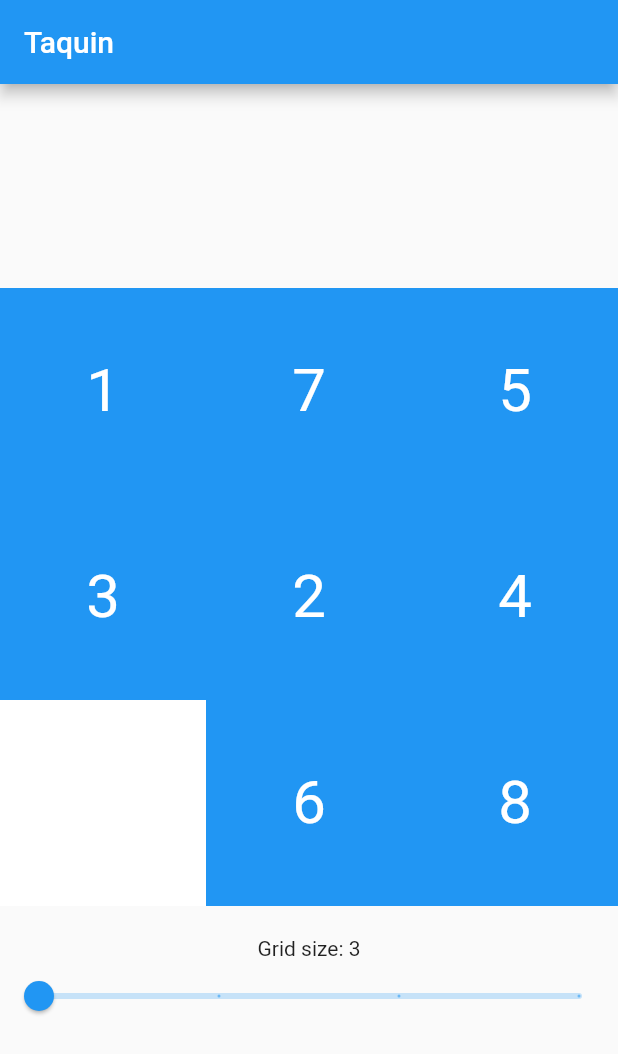
After one commit to gourdiercamille/uv-amse, a Flutter app: the TaquinHomePage screen opened directly, on a phone screen of 412 x 824 dp. The commit adds this screen. Shown: the top 1054 px of the screen. Run offline on Flutter 3.47's test engine with Material 2 defaults, Android fonts, the phone set to English and light mode, and no system bars.

Commit message:
2 mars travail avec benjamin

```diff
--- /dev/null
+++ b/tp2/lib/jeudetaquin.dart
@@ -0,0 +1,124 @@
+import 'package:flutter/material.dart';
+import 'dart:math';
+
+void main() {
+  runApp(TaquinApp());
+}
+
+class TaquinApp extends StatelessWidget {
+  @override
+  Widget build(BuildContext context) {
+    return MaterialApp(
+      title: 'Taquin',
+      theme: ThemeData(
+        primarySwatch: Colors.blue,
+      ),
+      home: TaquinHomePage(title: 'Taquin'),
+    );
+  }
+}
+
+class TaquinHomePage extends StatefulWidget {
+  TaquinHomePage({Key? key, required this.title}) : super(key: key);
+
+  final String title;
+
+  @override
+  _TaquinHomePageState createState() => _TaquinHomePageState();
+}
+
+class _TaquinHomePageState extends State<TaquinHomePage> {
+  int _gridSize = 3; // default grid size
+  late List<int> _tiles; // list of tile numbers
+  late List<Widget> _tileWidgets; // list of tile widgets
+  Random _random = Random();
+
+  @override
+  void initState() {
+    super.initState();
+    _initGame();
+  }
+
+  // initialize the game board with random tile positions
+  void _initGame() {
+    _tiles = List.generate(_gridSize * _gridSize, (index) => index);
+    _tiles.shuffle(_random);
+    _tileWidgets = List.generate(_gridSize * _gridSize, (index) {
+      int tileNum = _tiles[index];
+      return _buildTile(tileNum);
+    });
+  }
+
+  // build a single tile widget
+  Widget _buildTile(int tileNum) {
+    bool isEmptyTile = tileNum == _tiles.length - 1;
+    return Expanded(
+      child: GestureDetector(
+        onTap: () {
+          if (!isEmptyTile) {
+            int tileIndex = _tiles.indexOf(tileNum);
+            int emptyIndex = _tiles.indexOf(_tiles.length - 1);
+            setState(() {
+              _tiles[tileIndex] = _tiles.length - 1;
+              _tiles[emptyIndex] = tileNum;
+              _tileWidgets[tileIndex] = _buildTile(_tiles[tileIndex]);
+              _tileWidgets[emptyIndex] = _buildTile(_tiles[emptyIndex]);
+            });
+          }
+        },
+        child: Container(
+          color: isEmptyTile ? Colors.white : Colors.blue,
+          child: Center(
+            child: Text(
+              isEmptyTile ? '' : '${tileNum + 1}',
+              style: TextStyle(
+                color: isEmptyTile ? Colors.white : Colors.white,
+                fontSize: 40,
+              ),
+            ),
+          ),
+        ),
+      ),
+    );
+  }
+
+  // build the game board
+  Widget _buildBoard() {
+    return GridView.count(
+      physics: NeverScrollableScrollPhysics(),
+      shrinkWrap: true,
+      crossAxisCount: _gridSize,
+      children: _tileWidgets,
+    );
+  }
+
+  @override
+  Widget build(BuildContext context) {
+    return Scaffold(
+      appBar: AppBar(
+        title: Text(widget.title),
+      ),
+      body: Column(
+        mainAxisAlignment: MainAxisAlignment.center,
+        children: [
+          _buildBoard(),
+          SizedBox(height: 20),
+          Text('Grid size: $_gridSize'),
+          Slider(
+            value: _gridSize.toDouble(),
+            min: 3,
+            max: 6,
+            divisions: 3,
+            label: _gridSize.toString(),
+            onChanged: (double value) {
+              setState(() {
+                _gridSize = value.toInt();
+                _initGame();
+              });
+            },
+          ),
+        ],
+      ),
+    );
+  }
+}
```
Also changed, not shown: tp2/lib/exercice5ter.dart (added, +117 -0 lines), tp2/lib/exercice5tergpt.dart (added, +146 -0 lines), tp2/lib/exercice6.dart (added, +72 -0 lines), tp2/lib/main.dart (+21 -1 lines).
